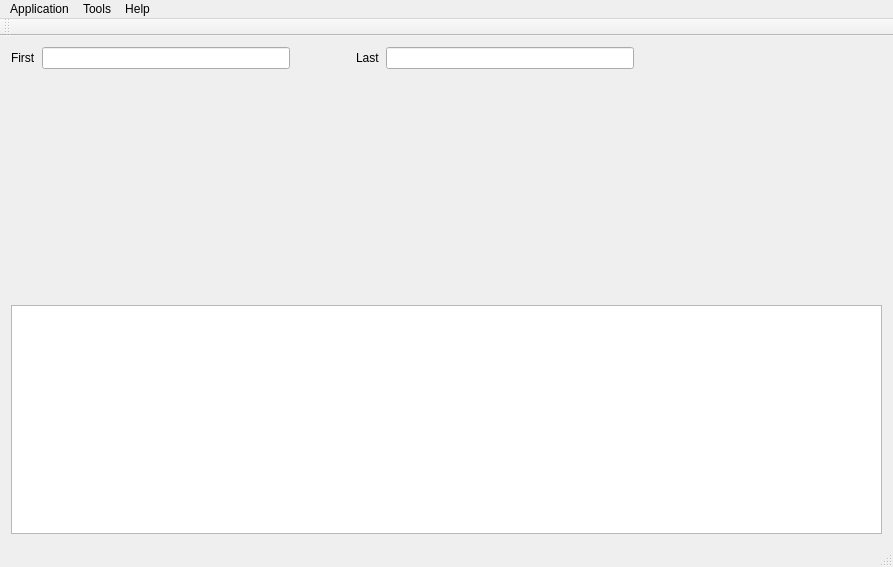
kyledevans/Medicine-Track, file mtrack/mainwindow.ui: the form before one commit.
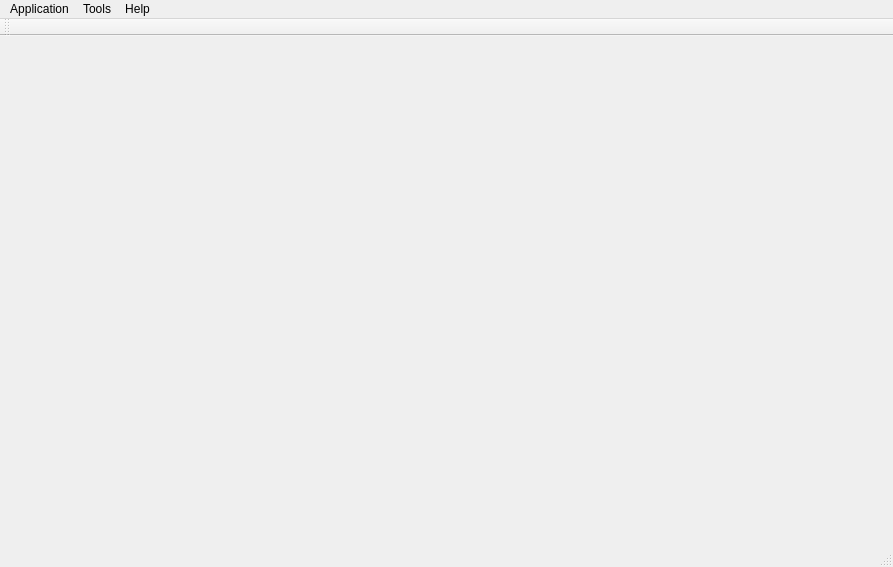
The form after the commit.

Patch:
```diff
--- a/mtrack/mainwindow.ui
+++ b/mtrack/mainwindow.ui
@@ -17,81 +17,7 @@
    <bool>true</bool>
   </property>
   <widget class="QWidget" name="centralWidget">
-   <layout class="QVBoxLayout" name="verticalLayout_2">
-    <item>
-     <layout class="QVBoxLayout" name="verticalLayout">
-      <item>
-       <layout class="QHBoxLayout" name="horizontalLayout_2">
-        <item>
-         <widget class="QLabel" name="label">
-          <property name="text">
-           <string>First</string>
-          </property>
-         </widget>
-        </item>
-        <item>
-         <widget class="QLineEdit" name="lineEdit"/>
-        </item>
-        <item>
-         <spacer name="horizontalSpacer">
-          <property name="orientation">
-           <enum>Qt::Horizontal</enum>
-          </property>
-          <property name="sizeType">
-           <enum>QSizePolicy::Fixed</enum>
-          </property>
-          <property name="sizeHint" stdset="0">
-           <size>
-            <width>60</width>
-            <height>20</height>
-           </size>
-          </property>
-         </spacer>
-        </item>
-        <item>
-         <widget class="QLabel" name="label_2">
-          <property name="text">
-           <string>Last</string>
-          </property>
-         </widget>
-        </item>
-        <item>
-         <widget class="QLineEdit" name="lineEdit_2"/>
-        </item>
-        <item>
-         <spacer name="horizontalSpacer_2">
-          <property name="orientation">
-           <enum>Qt::Horizontal</enum>
-          </property>
-          <property name="sizeHint" stdset="0">
-           <size>
-            <width>40</width>
-            <height>20</height>
-           </size>
-          </property>
-         </spacer>
-        </item>
-       </layout>
-      </item>
-      <item>
-       <spacer name="verticalSpacer">
-        <property name="orientation">
-         <enum>Qt::Vertical</enum>
-        </property>
-        <property name="sizeHint" stdset="0">
-         <size>
-          <width>20</width>
-          <height>40</height>
-         </size>
-        </property>
-       </spacer>
-      </item>
-      <item>
-       <widget class="QTableWidget" name="tableWidget"/>
-      </item>
-     </layout>
-    </item>
-   </layout>
+   <layout class="QHBoxLayout" name="horizontalLayout"/>
   </widget>
   <widget class="QMenuBar" name="menuBar">
    <property name="geometry">
```
